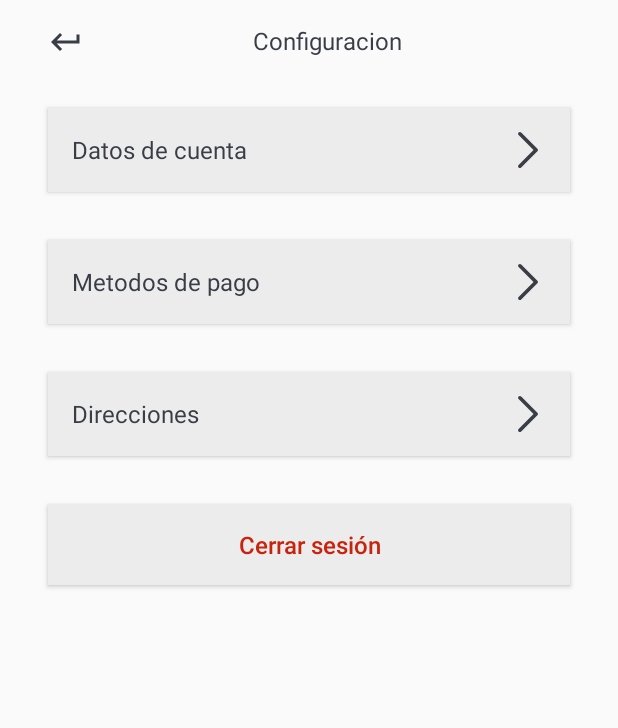
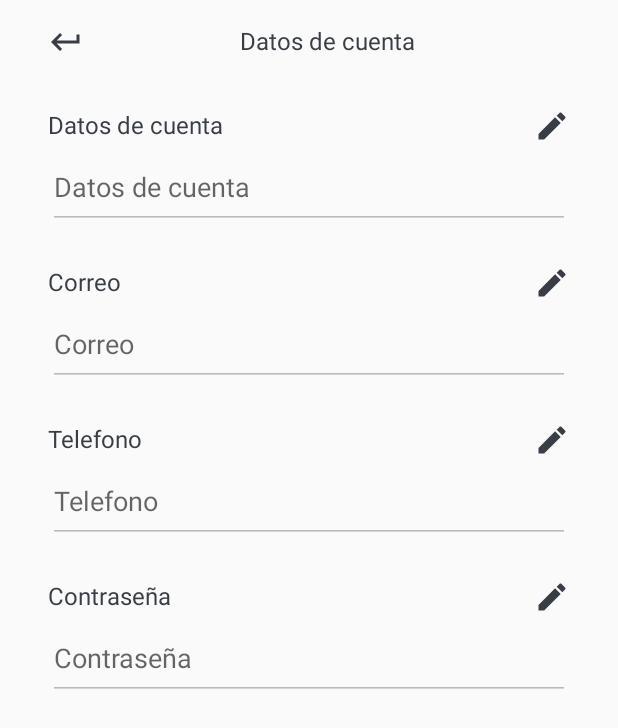
Before and after one commit to marmelendez/moda-store-android-app, an Android app: the screen it shows after launch (MainActivity), on a phone screen of 412 x 824 dp. Shown: the top 728 px of the screen. Run offline under Robolectric (Android 15) with nearby library versions, the phone set to English and light mode, and no system bars.

Commit message:
Create configuration data account activity

```diff
--- a/app/src/main/java/org/bedu/modastoreapp/MainActivity.kt
+++ b/app/src/main/java/org/bedu/modastoreapp/MainActivity.kt
@@ -6,6 +6,6 @@ import android.os.Bundle
 class MainActivity : AppCompatActivity() {
     override fun onCreate(savedInstanceState: Bundle?) {
         super.onCreate(savedInstanceState)
-        setContentView(R.layout.activity_configuration)
+        setContentView(R.layout.activity_config_account)
     }
 }
--- /dev/null
+++ b/app/src/main/res/drawable/ic_edit.xml
@@ -0,0 +1,5 @@
+<vector android:height="24dp" android:tint="#393E46"
+    android:viewportHeight="24" android:viewportWidth="24"
+    android:width="24dp" xmlns:android="http://schemas.android.com/apk/res/android">
+    <path android:fillColor="@android:color/white" android:pathData="M3,17.25V21h3.75L17.81,9.94l-3.75,-3.75L3,17.25zM20.71,7.04c0.39,-0.39 0.39,-1.02 0,-1.41l-2.34,-2.34c-0.39,-0.39 -1.02,-0.39 -1.41,0l-1.83,1.83 3.75,3.75 1.83,-1.83z"/>
+</vector>
--- /dev/null
+++ b/app/src/main/res/layout/activity_config_account.xml
@@ -0,0 +1,133 @@
+<?xml version="1.0" encoding="utf-8"?>
+<androidx.constraintlayout.widget.ConstraintLayout xmlns:android="http://schemas.android.com/apk/res/android"
+    xmlns:app="http://schemas.android.com/apk/res-auto"
+    xmlns:tools="http://schemas.android.com/tools"
+    android:layout_width="match_parent"
+    android:layout_height="match_parent">
+
+    <TextView
+        android:id="@+id/textView"
+        android:layout_width="match_parent"
+        android:layout_height="wrap_content"
+        android:layout_marginTop="16dp"
+        android:drawableLeft="@drawable/ic_return"
+        android:paddingHorizontal="32dp"
+        android:text="@string/txt_config_account"
+        android:textAlignment="center"
+        android:textColor="@color/darkgrey"
+        android:textSize="16dp"
+        app:layout_constraintEnd_toEndOf="parent"
+        app:layout_constraintHorizontal_bias="0.0"
+        app:layout_constraintStart_toStartOf="parent"
+        app:layout_constraintTop_toTopOf="parent" />
+
+    <TextView
+        android:id="@+id/textView2"
+        android:layout_width="match_parent"
+        android:layout_height="wrap_content"
+        android:layout_marginTop="32dp"
+        android:layout_marginHorizontal="32dp"
+        android:text="@string/label_username"
+        android:textAlignment="textStart"
+        android:textColor="@color/darkgrey"
+        android:textSize="16dp"
+        android:drawableRight="@drawable/ic_edit"
+        app:layout_constraintEnd_toEndOf="parent"
+        app:layout_constraintStart_toStartOf="parent"
+        app:layout_constraintTop_toBottomOf="@+id/textView" />
+
+    <EditText
+        android:id="@+id/textView3"
+        android:layout_width="match_parent"
+        android:layout_height="wrap_content"
+        android:layout_marginHorizontal="32dp"
+        android:enabled="false"
+        android:hint="@string/label_username"
+        android:paddingVertical="16dp"
+        app:layout_constraintBottom_toBottomOf="parent"
+        app:layout_constraintEnd_toEndOf="parent"
+        app:layout_constraintStart_toStartOf="parent"
+        app:layout_constraintTop_toBottomOf="@+id/textView2"
+        app:layout_constraintVertical_bias="0.0" />
+
+    <TextView
+        android:id="@+id/textView4"
+        android:layout_width="match_parent"
+        android:layout_height="wrap_content"
+        android:layout_marginTop="24dp"
+        android:layout_marginHorizontal="32dp"
+        android:drawableRight="@drawable/ic_edit"
+        android:text="@string/label_email"
+        android:textAlignment="textStart"
+        android:textColor="@color/darkgrey"
+        android:textSize="16dp"
+        app:layout_constraintEnd_toEndOf="parent"
+        app:layout_constraintStart_toStartOf="parent"
+        app:layout_constraintTop_toBottomOf="@+id/textView3" />
+
+    <EditText
+        android:id="@+id/textView5"
+        android:layout_width="match_parent"
+        android:layout_height="wrap_content"
+        android:layout_marginHorizontal="32dp"
+        android:paddingVertical="16dp"
+        android:hint="@string/label_email"
+        android:enabled="false"
+        app:layout_constraintEnd_toEndOf="parent"
+        app:layout_constraintStart_toStartOf="parent"
+        app:layout_constraintTop_toBottomOf="@+id/textView4"/>
+
+    <TextView
+        android:id="@+id/textView6"
+        android:layout_width="match_parent"
+        android:layout_height="wrap_content"
+        android:layout_marginHorizontal="32dp"
+        android:layout_marginTop="24dp"
+        android:drawableRight="@drawable/ic_edit"
+        android:text="@string/label_telephone"
+        android:textAlignment="textStart"
+        android:textColor="@color/darkgrey"
+        android:textSize="16dp"
+        app:layout_constraintEnd_toEndOf="parent"
+        app:layout_constraintStart_toStartOf="parent"
+        app:layout_constraintTop_toBottomOf="@+id/textView5" />
+
+    <EditText
+        android:id="@+id/textView7"
+        android:layout_width="match_parent"
+        android:layout_height="wrap_content"
+        android:layout_marginHorizontal="32dp"
+        android:paddingVertical="16dp"
+        android:hint="@string/label_telephone"
+        android:enabled="false"
+        app:layout_constraintEnd_toEndOf="parent"
+        app:layout_constraintStart_toStartOf="parent"
+        app:layout_constraintTop_toBottomOf="@+id/textView6" />
+
+    <TextView
+        android:id="@+id/textView8"
+        android:layout_width="match_parent"
+        android:layout_height="wrap_content"
+        android:layout_marginHorizontal="32dp"
+        android:layout_marginTop="24dp"
+        android:drawableRight="@drawable/ic_edit"
+        android:text="@string/label_password"
+        android:textAlignment="textStart"
+        android:textColor="@color/darkgrey"
+        android:textSize="16dp"
+        app:layout_constraintEnd_toEndOf="parent"
+        app:layout_constraintStart_toStartOf="parent"
+        app:layout_constraintTop_toBottomOf="@+id/textView7" />
+
+    <EditText
+        android:id="@+id/textView9"
+        android:layout_width="match_parent"
+        android:layout_height="wrap_content"
+        android:layout_marginHorizontal="32dp"
+        android:paddingVertical="16dp"
+        android:hint="@string/label_password"
+        android:enabled="false"
+        app:layout_constraintEnd_toEndOf="parent"
+        app:layout_constraintStart_toStartOf="parent"
+        app:layout_constraintTop_toBottomOf="@+id/textView8" />
+</androidx.constraintlayout.widget.ConstraintLayout>
--- a/app/src/main/res/values/strings.xml
+++ b/app/src/main/res/values/strings.xml
@@ -11,4 +11,9 @@
     <string name="font_family_black">sans-serif-black</string>
     <string name="font_family_thin">sans-serif-thin</string>
     <string name="txt_configuration">Configuracion</string>
+    <string name="txt_config_account">Datos de cuenta</string>
+    <string name="label_username">Datos de cuenta</string>
+    <string name="label_email">Correo</string>
+    <string name="label_telephone">Telefono</string>
+    <string name="label_password">Contraseña</string>
 </resources>
```
